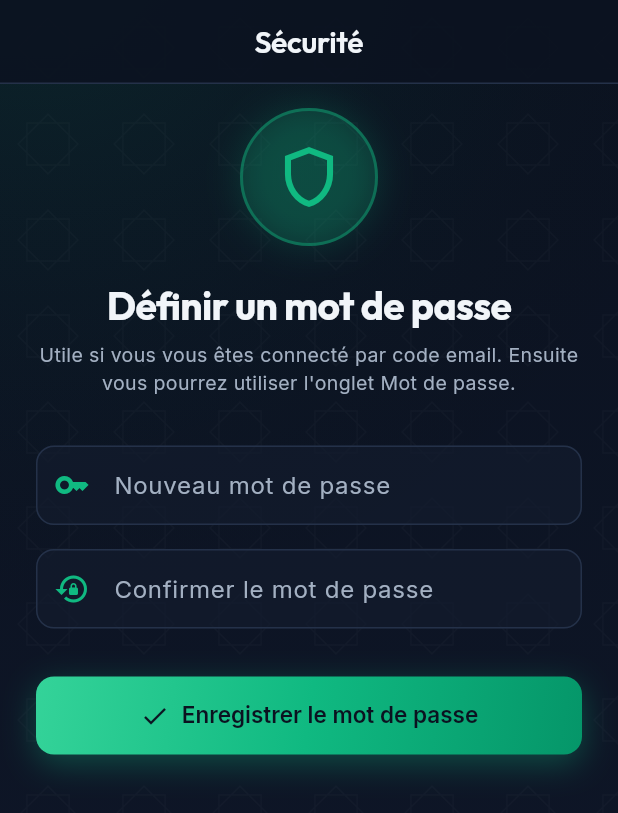
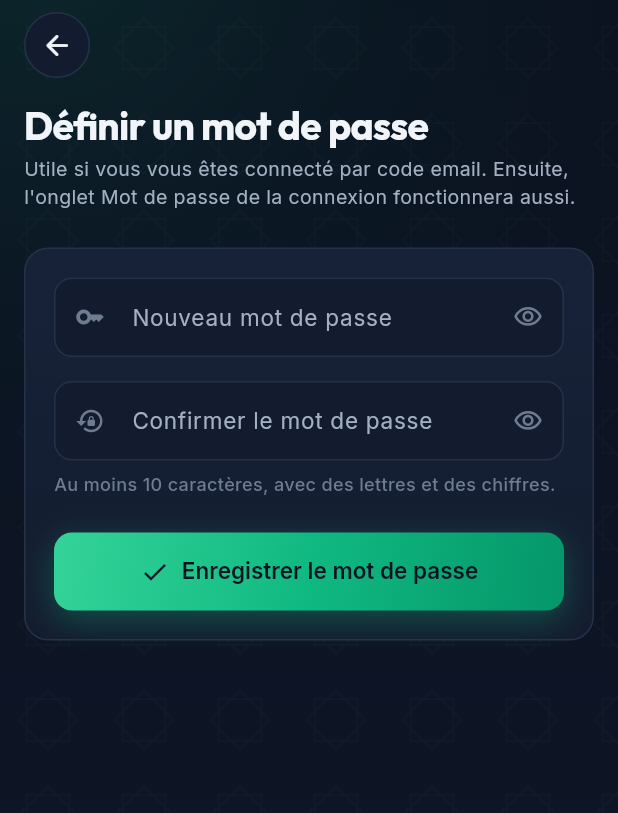
Before and after one commit to sorail742/aeemg, a Flutter app: the SetPasswordScreen screen opened by its route, on a phone screen of 412 x 824 dp. Shown: the top 813 px of the screen. Run offline on Flutter 3.47's test engine with Material 3 defaults, Android fonts, the phone set to English and light mode, and no system bars; drawn by our look-alikes of flutter_animate; our stand-ins replace adhan, audioplayers, emoji_picker_flutter, flutter_local_notifications, flutter_riverpod, geocoding and 12 more; missing offline and left inert: quran, record; accounts and stored records are empty; network calls fail.

Commit message:
style(AMEL-027): splash et mot de passe en v3
Splash :
- Fond v3 (IslamicBackground), étoiles qui scintillent repeintes par
  l'animation (CustomPainter repaint, RepaintBoundary) au lieu d'un
  AnimatedBuilder, ciel identique à chaque ouverture (graine fixe).
- Logo cerclé d'or avec halo (image décodée à sa taille d'affichage),
  « A E E M G », nom complet, fine barre de chargement en dégradé.
- Durée ramenée de 4 s à 2,2 s, et 0,6 s quand les animations sont
  réduites ; minuteur annulé si l'écran disparaît.
- Couleurs en dur remplacées par les tokens du thème.

Définir un mot de passe :
- AeemgPage et formulaire en carte ; AeemgPasswordField (bouton œil),
  remplissage automatique « nouveau mot de passe », règle affichée et
  liée à AuthRepository.minPasswordLength. Logique inchangée.
- AeemgPasswordField repris à l'identique de la PR connexion (#190) pour
  ne pas empiler les PR.

Tests : redirection après 2,2 s et 0,6 s, confirmation différente.

Co-Authored-By: Claude Opus 5.5 <noreply@anthropic.com>
Claude-Session: https://claude.ai/code/session_01QuFgH5bJG7KeUt3vrEj1V2

```diff
--- a/lib/features/auth/presentation/set_password_screen.dart
+++ b/lib/features/auth/presentation/set_password_screen.dart
@@ -2,14 +2,15 @@ import 'package:flutter/material.dart';
 import 'package:flutter_riverpod/flutter_riverpod.dart';
 import 'package:go_router/go_router.dart';
 import 'package:supabase_flutter/supabase_flutter.dart';
-import 'package:flutter_animate/flutter_animate.dart';
 
 import '../../../core/theme/app_colors.dart';
 import '../../../core/theme/app_spacing.dart';
 import '../../../core/theme/app_typography.dart';
 import '../../../core/utils/supabase_errors.dart';
 import '../../../shared/widgets/ds/aeemg_buttons.dart';
-import '../../../shared/widgets/ds/islamic_background.dart';
+import '../../../shared/widgets/ds/aeemg_card.dart';
+import '../../../shared/widgets/ds/aeemg_page.dart';
+import '../../../shared/widgets/ds/aeemg_password_field.dart';
 import '../data/auth_repository.dart';
 import 'providers/auth_provider.dart';
 
@@ -47,7 +48,10 @@ class _SetPasswordScreenState extends ConsumerState<SetPasswordScreen> {
       await ref.read(authRepositoryProvider).updatePassword(password);
       if (mounted) {
         ScaffoldMessenger.of(context).showSnackBar(
-          const SnackBar(content: Text('Mot de passe enregistré.'), backgroundColor: AppColors.emerald),
+          const SnackBar(
+            content: Text('Mot de passe enregistré.'),
+            backgroundColor: AppColors.emerald,
+          ),
         );
         context.pop();
       }
@@ -67,95 +71,53 @@ class _SetPasswordScreenState extends ConsumerState<SetPasswordScreen> {
     );
   }
 
-  InputDecoration _islamicInputDecoration(String label, IconData icon) {
-    return InputDecoration(
-      labelText: label,
-      labelStyle: const TextStyle(color: AppColors.textSecondary),
-      prefixIcon: Icon(icon, color: AppColors.emerald),
-      filled: true,
-      fillColor: AppColors.cardSurface.withValues(alpha: 0.6),
-      border: OutlineInputBorder(borderRadius: BorderRadius.circular(16), borderSide: BorderSide.none),
-      focusedBorder: OutlineInputBorder(
-        borderRadius: BorderRadius.circular(16),
-        borderSide: BorderSide(color: AppColors.emerald.withValues(alpha: 0.6)),
-      ),
-    );
-  }
-
   @override
   Widget build(BuildContext context) {
-    return Scaffold(
-      backgroundColor: AppColors.background,
-      extendBodyBehindAppBar: true,
-      appBar: AppBar(
-        backgroundColor: AppColors.background.withValues(alpha: 0.9),
-        elevation: 0,
-        iconTheme: const IconThemeData(color: AppColors.white),
-        title: Text('Sécurité', style: AppTypography.h2.copyWith(color: AppColors.white)),
+    return AeemgPage(
+      title: 'Définir un mot de passe',
+      subtitle:
+          'Utile si vous vous êtes connecté par code email. Ensuite, '
+          "l'onglet Mot de passe de la connexion fonctionnera aussi.",
+      children: [
+        AutofillGroup(
+          child: AeemgCard(
+            padding: const EdgeInsets.all(AppSpacing.mdLg),
+            child: Column(
+              crossAxisAlignment: CrossAxisAlignment.stretch,
+              children: [
+                AeemgPasswordField(
+                  controller: _passwordController,
+                  label: 'Nouveau mot de passe',
+                  autofillHints: const [AutofillHints.newPassword],
+                  textInputAction: TextInputAction.next,
                 ),
-      body: IslamicBackground(
-        withPattern: true,
-        child: ListView(
-          padding: EdgeInsets.only(
-            top: MediaQuery.of(context).padding.top + kToolbarHeight + 16,
-            left: AppSpacing.lg,
-            right: AppSpacing.lg,
-            bottom: AppSpacing.xl,
+                const SizedBox(height: AppSpacing.md),
+                AeemgPasswordField(
+                  controller: _confirmController,
+                  label: 'Confirmer le mot de passe',
+                  icon: Icons.lock_reset,
+                  autofillHints: const [AutofillHints.newPassword],
+                  textInputAction: TextInputAction.done,
+                  onSubmitted: (_) => _isLoading ? null : _save(),
                 ),
-          physics: const BouncingScrollPhysics(),
-          children: [
-            Center(
-              child: Container(
-                padding: const EdgeInsets.all(20),
-                decoration: BoxDecoration(
-                  shape: BoxShape.circle,
-                  color: AppColors.emerald.withValues(alpha: 0.15),
-                  border: Border.all(color: AppColors.emerald.withValues(alpha: 0.4), width: 2),
-                  boxShadow: [BoxShadow(color: AppColors.emerald.withValues(alpha: 0.2), blurRadius: 20)],
-                ),
-                child: const Icon(Icons.shield_outlined, size: 48, color: AppColors.emerald),
-              ).animate().scale(curve: Curves.easeOutBack),
+                const SizedBox(height: AppSpacing.sm),
+                Text(
+                  'Au moins ${AuthRepository.minPasswordLength} caractères, '
+                  'avec des lettres et des chiffres.',
+                  style: AppTypography.caption,
                 ),
                 const SizedBox(height: AppSpacing.lg),
-            Text(
-              'Définir un mot de passe',
-              textAlign: TextAlign.center,
-              style: AppTypography.h1.copyWith(fontSize: 26),
-            ).animate(delay: 100.ms).fade(),
-            const SizedBox(height: AppSpacing.sm),
-            Text(
-              "Utile si vous vous êtes connecté par code email. "
-              "Ensuite vous pourrez utiliser l'onglet Mot de passe.",
-              textAlign: TextAlign.center,
-              style: AppTypography.bodySmall.copyWith(color: AppColors.textSecondary),
-            ).animate(delay: 150.ms).fade(),
-            const SizedBox(height: AppSpacing.xl),
-
-            TextField(
-              controller: _passwordController,
-              obscureText: true,
-              style: const TextStyle(color: AppColors.white),
-              decoration: _islamicInputDecoration('Nouveau mot de passe', Icons.key_outlined),
-            ).animate(delay: 200.ms).fade().slideY(begin: 0.1),
-            const SizedBox(height: AppSpacing.md),
-
-            TextField(
-              controller: _confirmController,
-              obscureText: true,
-              style: const TextStyle(color: AppColors.white),
-              decoration: _islamicInputDecoration('Confirmer le mot de passe', Icons.lock_reset),
-            ).animate(delay: 300.ms).fade().slideY(begin: 0.1),
-            const SizedBox(height: AppSpacing.xl),
-
                 AeemgPrimaryButton(
                   label: 'Enregistrer le mot de passe',
                   icon: Icons.check,
                   isLoading: _isLoading,
                   onPressed: _save,
-            ).animate(delay: 400.ms).fade().slideY(begin: 0.1),
+                ),
               ],
             ),
           ),
+        ),
+      ],
     );
   }
 }
--- /dev/null
+++ b/lib/shared/widgets/ds/aeemg_password_field.dart
@@ -0,0 +1,59 @@
+import 'package:flutter/material.dart';
+
+/// Champ mot de passe (v3) : bouton œil pour afficher ou masquer la saisie, sans
+/// correction automatique ni suggestions, compatible avec les gestionnaires de mots
+/// de passe (`autofillHints`).
+class AeemgPasswordField extends StatefulWidget {
+  const AeemgPasswordField({
+    super.key,
+    required this.controller,
+    required this.label,
+    this.icon = Icons.key_outlined,
+    this.autofillHints,
+    this.textInputAction,
+    this.onSubmitted,
+  });
+
+  final TextEditingController controller;
+  final String label;
+  final IconData icon;
+  final Iterable<String>? autofillHints;
+  final TextInputAction? textInputAction;
+  final ValueChanged<String>? onSubmitted;
+
+  @override
+  State<AeemgPasswordField> createState() => _AeemgPasswordFieldState();
+}
+
+class _AeemgPasswordFieldState extends State<AeemgPasswordField> {
+  bool _obscure = true;
+
+  @override
+  Widget build(BuildContext context) {
+    return TextField(
+      controller: widget.controller,
+      obscureText: _obscure,
+      autocorrect: false,
+      enableSuggestions: false,
+      autofillHints: widget.autofillHints,
+      textInputAction: widget.textInputAction,
+      onSubmitted: widget.onSubmitted,
+      decoration: InputDecoration(
+        labelText: widget.label,
+        prefixIcon: Icon(widget.icon, size: 20),
+        suffixIcon: IconButton(
+          tooltip: _obscure
+              ? 'Afficher le mot de passe'
+              : 'Masquer le mot de passe',
+          icon: Icon(
+            _obscure
+                ? Icons.visibility_outlined
+                : Icons.visibility_off_outlined,
+            size: 20,
+          ),
+          onPressed: () => setState(() => _obscure = !_obscure),
+        ),
+      ),
+    );
+  }
+}
```
Also changed, not shown: lib/features/splash/presentation/splash_screen.dart (+182 -167 lines), 1 other file. Lines whose indentation alone changed are shown as unchanged.
